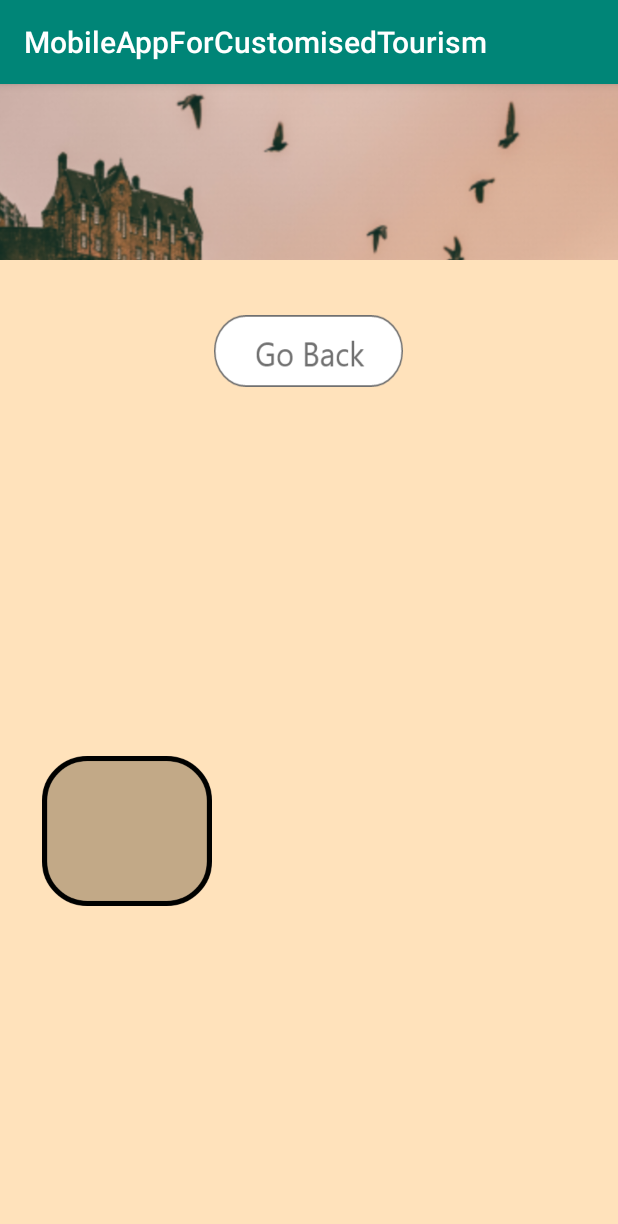
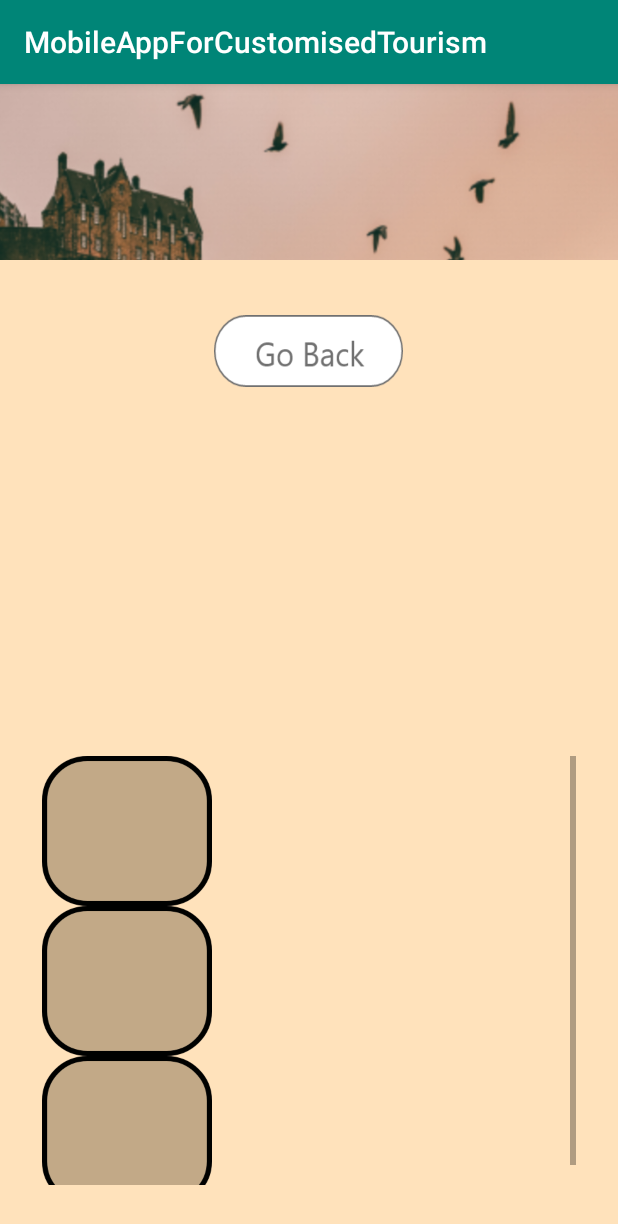
Before and after one commit to kamiada/Prototype, an Android app: the UserProfile screen opened directly, with no data from a screen before it, on a phone screen of 412 x 824 dp. Shown: the top 1224 px of the screen. Run offline under Robolectric (Android 15) with nearby library versions, the phone set to English and light mode, and no system bars; our stand-ins replace Firebase (no records; nobody signed in at launch, a user with empty details on screens opened directly); 3 statements that could not run were skipped.

Commit message:
Updates to checkin-in-testing added, user profile also updated

```diff
--- a/MobileAppForCustomisedTourism/app/src/main/java/com/example/mobileappforcustomisedtourism/UserProfile.java
+++ b/MobileAppForCustomisedTourism/app/src/main/java/com/example/mobileappforcustomisedtourism/UserProfile.java
@@ -26,6 +26,9 @@ public class UserProfile extends AppCompatActivity {
     private  String userID;
     private String email;
     private static final String TAG = "ViewDatabase";
+    Button achievementBotanical;
+    Button achievementArt;
+    Button achievementCastle;
     @Override
     protected void onCreate(Bundle savedInstanceState) {
         super.onCreate(savedInstanceState);
@@ -55,16 +58,28 @@ public class UserProfile extends AppCompatActivity {
             TextView showEmail = (TextView)findViewById(R.id.userEmail);
             showEmail.setText(email);
 
-            Button achievement1 = (Button)findViewById(R.id.achievement1);
-            achievement1.setOnClickListener(new View.OnClickListener()
-            {
-                @Override
-                public void onClick(View view)
-                {
+        //show achievements basing on Check_In in testing
+        achievementBotanical = (Button)findViewById(R.id.achievement1);
+        achievementArt = (Button)findViewById(R.id.achievement2);
+        achievementCastle = (Button)findViewById(R.id.achievement3);
 
-                }
-            });
 
+        Intent intentResult = this.getIntent();
+        String result = intentResult.getStringExtra("Achievement1");
+        boolean botanics = result.contains("Botanical Garden");
+        boolean art = result.contains("Modern Art");
+        boolean castle = result.contains("Castle");
+        if(botanics) {
+            achievementBotanical.setBackgroundResource(R.drawable.achievement_visited_botanical_garden);
+        }
+        if(art)
+        {
+            achievementArt.setBackgroundResource(R.drawable.achievement_startedarttour);
+        }
+        if(castle)
+        {
+            achievementCastle.setBackgroundResource(R.drawable.achievement_visited_castle);
+        }
 
 
 
--- a/MobileAppForCustomisedTourism/app/src/main/res/layout/activity_user_profile.xml
+++ b/MobileAppForCustomisedTourism/app/src/main/res/layout/activity_user_profile.xml
@@ -80,6 +80,28 @@
                 app:layout_constraintStart_toStartOf="parent"
                 app:layout_constraintVertical_bias="0.164" />
 
+            <Button
+                android:id="@+id/achievement2"
+                android:layout_width="113dp"
+                android:layout_height="100dp"
+                android:background="@drawable/empty_achievement"
+                android:gravity="center"
+                app:layout_constraintBottom_toBottomOf="parent"
+                app:layout_constraintEnd_toEndOf="parent"
+                app:layout_constraintStart_toStartOf="parent"
+                app:layout_constraintVertical_bias="0.164" />
+
+            <Button
+                android:id="@+id/achievement3"
+                android:layout_width="113dp"
+                android:layout_height="100dp"
+                android:background="@drawable/empty_achievement"
+                android:gravity="center"
+                app:layout_constraintBottom_toBottomOf="parent"
+                app:layout_constraintEnd_toEndOf="parent"
+                app:layout_constraintStart_toStartOf="parent"
+                app:layout_constraintVertical_bias="0.164" />
+
         </LinearLayout>
     </ScrollView>
 
```
Also changed, not shown: MobileAppForCustomisedTourism/app/src/main/java/com/example/mobileappforcustomisedtourism/CheckIn_inTesting.java (+122 -1 lines).
